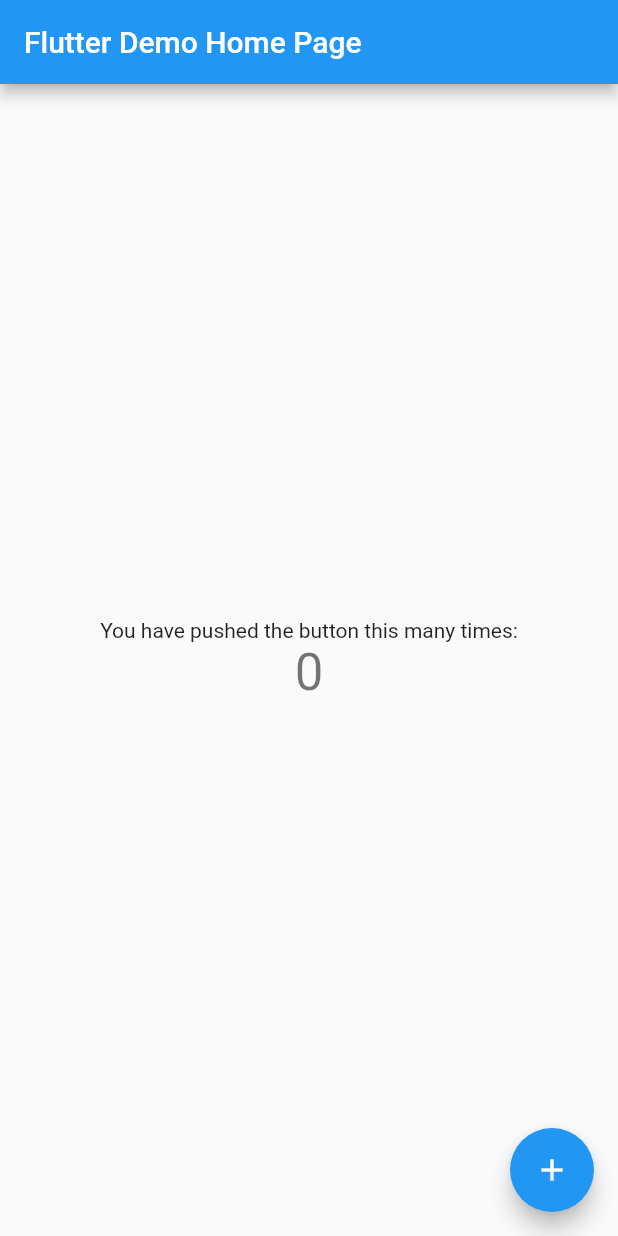
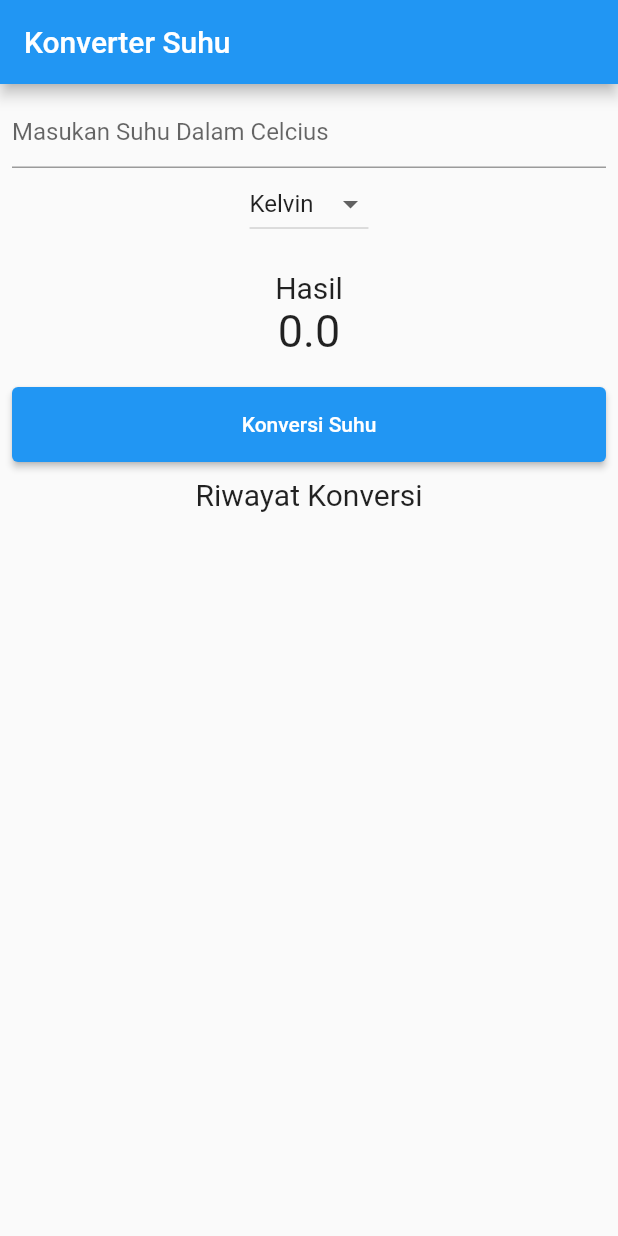
Before and after one commit to Yudas1337/konversi_suhu_list, a Flutter app: the screen it shows after launch, on a phone screen of 412 x 824 dp. Run offline on Flutter 3.47's test engine with Material 2 defaults, Android fonts, the phone set to English and light mode, and no system bars.

Commit message:
Done Konversi Suhu List With Screenshots

```diff
--- /dev/null
+++ b/lib/convert.dart
@@ -0,0 +1,22 @@
+import 'package:flutter/material.dart';
+
+class Convert extends StatelessWidget {
+  final Function konvertHandler;
+
+  const Convert({
+    Key? key,
+    required this.konvertHandler,
+  }) : super(key: key);
+
+  @override
+  Widget build(BuildContext context) {
+    return SizedBox(
+      width: double.infinity,
+      height: 50,
+      child: ElevatedButton(
+        onPressed: () => konvertHandler(),
+        child: const Text('Konversi Suhu'),
+      ),
+    );
+  }
+}
--- /dev/null
+++ b/lib/dropdown.dart
@@ -0,0 +1,29 @@
+import 'package:flutter/material.dart';
+
+class DropdownKonversi extends StatelessWidget {
+  const DropdownKonversi({
+    Key? key,
+    required this.listItem,
+    required String newValue,
+    required this.dropdownOnChanged,
+  })  : _newValue = newValue,
+        super(key: key);
+
+  final List<String> listItem;
+  final String _newValue;
+  final Function(String?) dropdownOnChanged;
+
+  @override
+  Widget build(BuildContext context) {
+    return DropdownButton<String>(
+      items: listItem.map((String value) {
+        return DropdownMenuItem<String>(
+          value: value,
+          child: Text(value),
+        );
+      }).toList(),
+      value: _newValue,
+      onChanged: dropdownOnChanged,
+    );
+  }
+}
--- /dev/null
+++ b/lib/input.dart
@@ -0,0 +1,18 @@
+import 'package:flutter/material.dart';
+import 'package:flutter/services.dart';
+
+class Input extends StatelessWidget {
+  final TextEditingController etInput;
+
+  const Input({Key? key, required this.etInput}) : super(key: key);
+
+  @override
+  Widget build(BuildContext context) {
+    return TextFormField(
+      decoration: const InputDecoration(hintText: "Masukan Suhu Dalam Celcius"),
+      inputFormatters: [FilteringTextInputFormatter.digitsOnly],
+      controller: etInput,
+      keyboardType: TextInputType.number,
+    );
+  }
+}
--- a/lib/main.dart
+++ b/lib/main.dart
@@ -1,115 +1,93 @@
 import 'package:flutter/material.dart';
 
+import 'convert.dart';
+import 'dropdown.dart';
+import 'input.dart';
+import 'result.dart';
+import 'riwayat.dart';
+
 void main() {
-  runApp(const MyApp());
+  runApp(MyApp());
 }
 
-class MyApp extends StatelessWidget {
-  const MyApp({super.key});
-
+class MyApp extends StatefulWidget {
 // This widget is the root of your application.
   @override
-  Widget build(BuildContext context) {
-    return MaterialApp(
-      title: 'Flutter Demo',
-      theme: ThemeData(
-        // This is the theme of your application.
-        //
-        // Try running your application with "flutter run". You'll see the
-        // application has a blue toolbar. Then, without quitting the app, try
-        // changing the primarySwatch below to Colors.green and then invoke
-        // "hot reload" (press "r" in the console where you ran "flutter run",
-        // or simply save your changes to "hot reload" in a Flutter IDE).
-        // Notice that the counter didn't reset back to zero; the application
-        // is not restarted.
-        primarySwatch: Colors.blue,
-      ),
-      home: const MyHomePage(title: 'Flutter Demo Home Page'),
-    );
-  }
+  _MyAppState createState() => _MyAppState();
 }
 
-class MyHomePage extends StatefulWidget {
-  const MyHomePage({super.key, required this.title});
+class _MyAppState extends State<MyApp> {
+  TextEditingController etInput = TextEditingController();
 
-  // This widget is the home page of your application. It is stateful, meaning
-  // that it has a State object (defined below) that contains fields that affect
-  // how it looks.
+  double _inputUser = 0;
+  var listItem = ["Kelvin", "Reamur"];
+  String _newValue = "Kelvin";
+  double _result = 0;
+  List<String> listViewItem = [];
 
-  // This class is the configuration for the state. It holds the values (in this
-  // case the title) provided by the parent (in this case the App widget) and
-  // used by the build method of the State. Fields in a Widget subclass are
-  // always marked "final".
-
-  final String title;
-
-  @override
-  State<MyHomePage> createState() => _MyHomePageState();
+  void perhitunganSuhu() {
+    setState(() {
+      _inputUser = double.parse(etInput.text);
+      if (_newValue == "Kelvin") {
+        _result = _inputUser + 273;
+      } else {
+        _result = (4 / 5) * _inputUser;
       }
 
-class _MyHomePageState extends State<MyHomePage> {
-  int _counter = 0;
+      addItemToList();
+    });
+  }
 
-  void _incrementCounter() {
+  void addItemToList() {
     setState(() {
-      // This call to setState tells the Flutter framework that something has
-      // changed in this State, which causes it to rerun the build method below
-      // so that the display can reflect the updated values. If we changed
-      // _counter without calling setState(), then the build method would not be
-      // called again, and so nothing would appear to happen.
-      _counter++;
+      String value = _newValue + " : " + _result.toStringAsFixed(1);
+      listViewItem.insert(0, value);
+    });
+  }
+
+  void dropdownOnChanged(String? changeValue) {
+    setState(() {
+      _newValue = changeValue!;
+      perhitunganSuhu();
     });
   }
 
   @override
   Widget build(BuildContext context) {
-    // This method is rerun every time setState is called, for instance as done
-    // by the _incrementCounter method above.
-    //
-    // The Flutter framework has been optimized to make rerunning build methods
-    // fast, so that you can just rebuild anything that needs updating rather
-    // than having to individually change instances of widgets.
-    return Scaffold(
+    return MaterialApp(
+      title: 'Flutter',
+      theme: ThemeData(
+        primarySwatch: Colors.blue,
+        visualDensity: VisualDensity.adaptivePlatformDensity,
+      ),
+      home: Scaffold(
         appBar: AppBar(
-        // Here we take the value from the MyHomePage object that was created by
-        // the App.build method, and use it to set our appbar title.
-        title: Text(widget.title),
+          title: const Text("Konverter Suhu"),
         ),
-      body: Center(
-        // Center is a layout widget. It takes a single child and positions it
-        // in the middle of the parent.
+        body: Container(
+          margin: const EdgeInsets.all(8),
           child: Column(
-          // Column is also a layout widget. It takes a list of children and
-          // arranges them vertically. By default, it sizes itself to fit its
-          // children horizontally, and tries to be as tall as its parent.
-          //
-          // Invoke "debug painting" (press "p" in the console, choose the
-          // "Toggle Debug Paint" action from the Flutter Inspector in Android
-          // Studio, or the "Toggle Debug Paint" command in Visual Studio Code)
-          // to see the wireframe for each widget.
-          //
-          // Column has various properties to control how it sizes itself and
-          // how it positions its children. Here we use mainAxisAlignment to
-          // center the children vertically; the main axis here is the vertical
-          // axis because Columns are vertical (the cross axis would be
-          // horizontal).
-          mainAxisAlignment: MainAxisAlignment.center,
+            mainAxisAlignment: MainAxisAlignment.spaceBetween,
             children: <Widget>[
-            const Text(
-              'You have pushed the button this many times:',
+              Input(etInput: etInput),
+              DropdownKonversi(
+                  listItem: listItem,
+                  newValue: _newValue,
+                  dropdownOnChanged: dropdownOnChanged),
+              Result(result: _result),
+              Convert(konvertHandler: perhitunganSuhu),
+              Container(
+                margin: const EdgeInsets.only(top: 10, bottom: 10),
+                child: const Text(
+                  "Riwayat Konversi",
+                  style: TextStyle(fontSize: 20),
                 ),
-            Text(
-              '$_counter',
-              style: Theme.of(context).textTheme.headline4,
               ),
+              Expanded(child: RiwayatKonversi(listViewItem: listViewItem))
             ],
           ),
         ),
-      floatingActionButton: FloatingActionButton(
-        onPressed: _incrementCounter,
-        tooltip: 'Increment',
-        child: const Icon(Icons.add),
-      ), // This trailing comma makes auto-formatting nicer for build methods.
+      ),
     );
   }
 }
--- /dev/null
+++ b/lib/result.dart
@@ -0,0 +1,29 @@
+import 'package:flutter/material.dart';
+
+class Result extends StatelessWidget {
+  const Result({
+    Key? key,
+    required this.result,
+  }) : super(key: key);
+  final double result;
+  @override
+  Widget build(BuildContext context) {
+    return Container(
+      margin: const EdgeInsets.only(top: 20, bottom: 20),
+      child: Column(
+        mainAxisAlignment: MainAxisAlignment.center,
+        children: [
+          const Text(
+            "Hasil",
+            style: TextStyle(fontSize: 20),
+          ),
+          Text(
+            result.toStringAsFixed(1),
+            style: const TextStyle(fontSize: 30),
+          )
+        ],
+      ),
+    );
+// );
+  }
+}
--- /dev/null
+++ b/lib/riwayat.dart
@@ -0,0 +1,24 @@
+import 'package:flutter/material.dart';
+
+class RiwayatKonversi extends StatelessWidget {
+  const RiwayatKonversi({
+    Key? key,
+    required this.listViewItem,
+  }) : super(key: key);
+
+  final List<String> listViewItem;
+
+  @override
+  Widget build(BuildContext context) {
+    return ListView(
+      children: listViewItem.map((String value) {
+        return Container(
+            margin: const EdgeInsets.all(10),
+            child: Text(
+              value,
+              style: const TextStyle(fontSize: 15),
+            ));
+      }).toList(),
+    );
+  }
+}
```
Also changed, not shown: 1 other file. Lines whose indentation alone changed are shown as unchanged.
